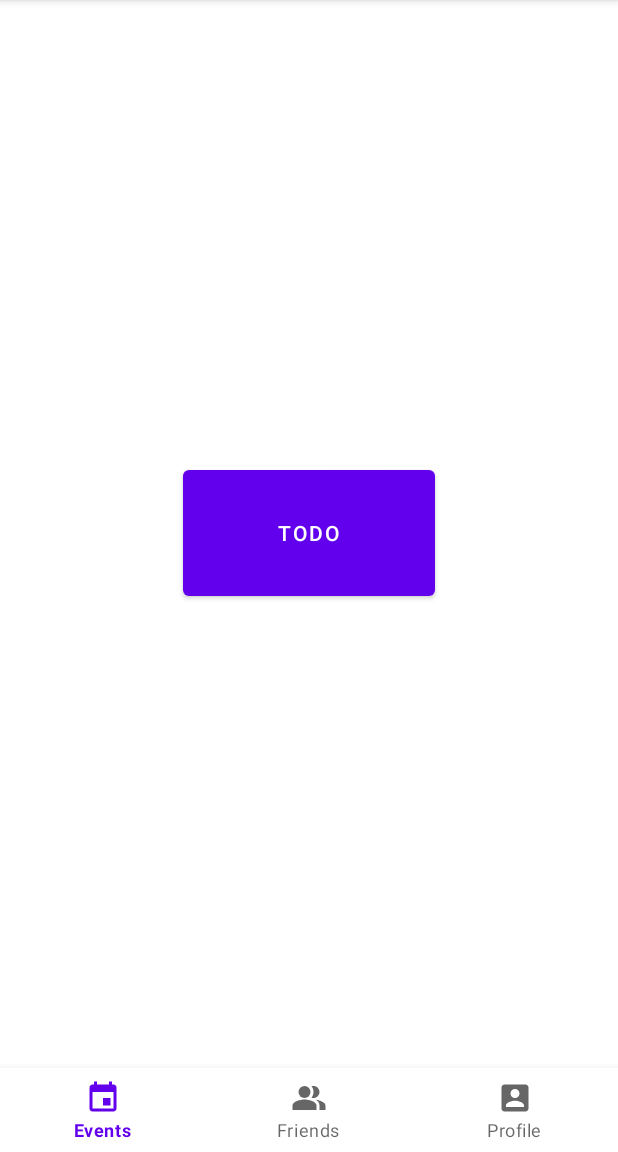
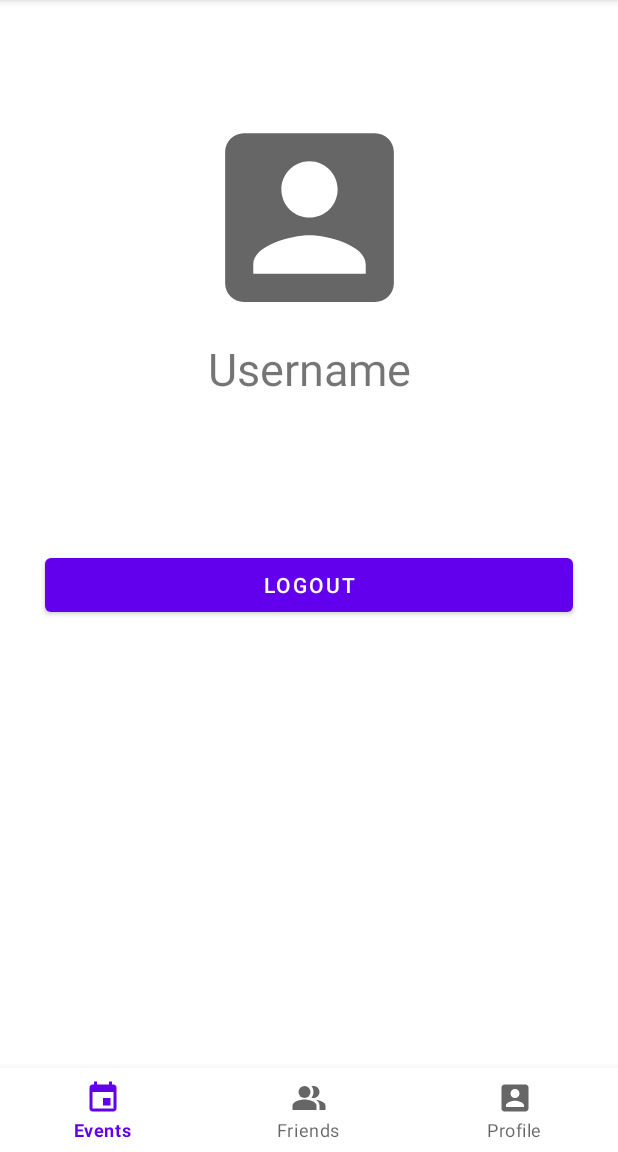
Before and after one commit to Gathr-ly/Gathr-ly-2.0, an Android app: the fragment ProfileFragment placed in its activity, on a phone screen of 412 x 824 dp, the part 84-1236 px from its top. Run offline under Robolectric (Android 15) with nearby library versions, the phone set to English and light mode, and no system bars; libraries missing offline, so code that uses them is left out: com.parse; 2 statements that could not run were skipped.

Commit message:
Basic profile

```diff
--- a/app/src/main/java/com/herbert/gathr_ly/fragments/ProfileFragment.kt
+++ b/app/src/main/java/com/herbert/gathr_ly/fragments/ProfileFragment.kt
@@ -1,11 +1,20 @@
 package com.herbert.gathr_ly.fragments
 
+import android.content.Intent
 import android.os.Bundle
+import android.util.Log
 import android.view.LayoutInflater
 import android.view.View
 import android.view.ViewGroup
+import android.widget.Button
+import android.widget.TextView
+import android.widget.Toast
 import androidx.fragment.app.Fragment
+import androidx.fragment.app.FragmentManager
+import com.herbert.gathr_ly.LoginActivity
 import com.herbert.gathr_ly.R
+import com.parse.ParseUser
+
 
 class ProfileFragment : Fragment() {
     override fun onCreateView(
@@ -13,6 +22,65 @@ class ProfileFragment : Fragment() {
         savedInstanceState: Bundle?
     ): View? {
         // Inflate the layout for this fragment
+
         return inflater.inflate(R.layout.activity_profile, container, false)
     }
+
+    override fun onViewCreated(view: View, savedInstanceState: Bundle?) {
+        super.onViewCreated(view, savedInstanceState)
+        val user = ParseUser.getCurrentUser().username
+        val textView : TextView = requireView().findViewById<TextView>(R.id.tv_username)
+       textView.text = user.toString()
+
+//        val eventbtn : Button = requireView().findViewById<Button>(R.id.btnevent)
+//        eventbtn.setOnClickListener {
+//            Log.e("Event btn","Inside" )
+//            goToEventsPage()
+//        }
+//        val friendsbtn : Button = requireView().findViewById<Button>(R.id.btnfriends)
+//        friendsbtn.setOnClickListener {
+//            goToFriendsPage()
+//            Toast.makeText(getActivity(),"Text!",Toast.LENGTH_SHORT).show();
+//        }
+        val logoutbtn : Button = requireView().findViewById<Button>(R.id.logoutbtn)
+        logoutbtn.setOnClickListener {
+            logout()
+        }
+
+    }
+
+    private fun logout() {
+        ParseUser.logOut()
+        val currentUser = ParseUser.getCurrentUser() // this will now be null
+        //goback to signinpage
+        val intent = Intent(activity, LoginActivity::class.java)
+        startActivity(intent)
+    }
+
+//    private fun goToFriendsPage() {
+//
+//        Toast.makeText(context,"in freinds!",Toast.LENGTH_SHORT).show();
+//            var fragmentToShow: Fragment? = null
+//            fragmentToShow = FriendsFragment()
+//            if (fragmentToShow != null) {
+//                val t = childFragmentManager.beginTransaction()
+//                val mFrag: Fragment = FriendsFragment()
+//                t.replace(R.id.bottom_navigation, mFrag)
+//                t.commit()
+//            }
+//
+//    }
+//
+//    private fun goToEventsPage() {
+//        Toast.makeText(context,"in freinds!",Toast.LENGTH_SHORT).show();
+//        var fragmentToShow: Fragment? = null
+//        fragmentToShow = EventsFragment()
+//        if (fragmentToShow != null) {
+//            val t = childFragmentManager.beginTransaction()
+//            val mFrag: Fragment = EventsFragment()
+//            t.replace(R.id.bottom_navigation, mFrag)
+//            t.commit()
+//        }
+//
+//    }
 }
--- a/app/src/main/res/layout/activity_profile.xml
+++ b/app/src/main/res/layout/activity_profile.xml
@@ -5,14 +5,64 @@
     android:layout_width="match_parent"
     android:layout_height="match_parent">
 
-    <Button
-        android:id="@+id/button2"
-        android:layout_width="168dp"
-        android:layout_height="96dp"
-        android:text="ToDo"
-        app:layout_constraintBottom_toBottomOf="parent"
+
+
+    <TextView
+        android:id="@+id/tv_username"
+        android:layout_width="wrap_content"
+        android:layout_height="wrap_content"
+        android:layout_marginTop="5dp"
+        android:text="Username"
+        android:textSize="30sp"
+        app:layout_constraintEnd_toEndOf="parent"
+        app:layout_constraintStart_toStartOf="parent"
+        app:layout_constraintTop_toBottomOf="@+id/ivProfile" />
+
+    <ImageView
+        android:id="@+id/ivProfile"
+        android:layout_width="150dp"
+        android:layout_height="150dp"
+
+        android:layout_marginTop="70dp"
         app:layout_constraintEnd_toEndOf="parent"
         app:layout_constraintStart_toStartOf="parent"
         app:layout_constraintTop_toTopOf="parent"
-        app:layout_constraintVertical_bias="0.499" />
+        app:srcCompat="@drawable/ic_baseline_account_box_24" />
+
+<!--    <Button-->
+<!--        android:id="@+id/btnevent"-->
+<!--        android:layout_width="match_parent"-->
+<!--        android:layout_height="wrap_content"-->
+<!--        android:text="Events"-->
+<!--        android:layout_marginBottom="5dp"-->
+<!--        app:layout_constraintEnd_toEndOf="parent"-->
+<!--        app:layout_constraintStart_toStartOf="parent"-->
+<!--        android:layout_marginLeft="30dp"-->
+<!--        android:layout_marginRight="30dp"-->
+<!--        android:layout_marginTop="120dp"-->
+<!--        app:layout_constraintTop_toBottomOf="@+id/tv_username" />-->
+
+<!--    <Button-->
+<!--        android:id="@+id/btnfriends"-->
+<!--        android:layout_width="match_parent"-->
+<!--        android:layout_height="wrap_content"-->
+<!--        android:text="Friends"-->
+<!--        android:layout_marginBottom="5dp"-->
+<!--        app:layout_constraintEnd_toEndOf="parent"-->
+<!--        android:layout_marginLeft="30dp"-->
+<!--        android:layout_marginRight="30dp"-->
+<!--        app:layout_constraintStart_toStartOf="parent"-->
+<!--        app:layout_constraintTop_toBottomOf="@+id/btnevent" />-->
+
+    <Button
+        android:id="@+id/logoutbtn"
+        android:layout_width="match_parent"
+        android:layout_height="wrap_content"
+        android:layout_marginLeft="30dp"
+        android:layout_marginRight="30dp"
+        android:text="Logout"
+        android:layout_marginTop="100dp"
+        app:layout_constraintEnd_toEndOf="parent"
+        app:layout_constraintStart_toStartOf="parent"
+        app:layout_constraintTop_toBottomOf="@+id/tv_username" />
 </androidx.constraintlayout.widget.ConstraintLayout>
--- a/build.gradle
+++ b/build.gradle
@@ -1,7 +1,8 @@
 // Top-level build file where you can add configuration options common to all sub-projects/modules.
+
 plugins {
-    id 'com.android.application' version '7.1.2' apply false
-    id 'com.android.library' version '7.1.2' apply false
+    id 'com.android.application' version '7.1.3' apply false
+    id 'com.android.library' version '7.1.3' apply false
     id 'org.jetbrains.kotlin.android' version '1.6.20' apply false
 }
 
--- a/gradle.properties
+++ b/gradle.properties
@@ -21,3 +21,4 @@ kotlin.code.style=official
 # resources declared in the library itself and none from the library's dependencies,
 # thereby reducing the size of the R class for that library
 android.nonTransitiveRClass=true
+android.enableUnitTestBinaryResources=false
```
